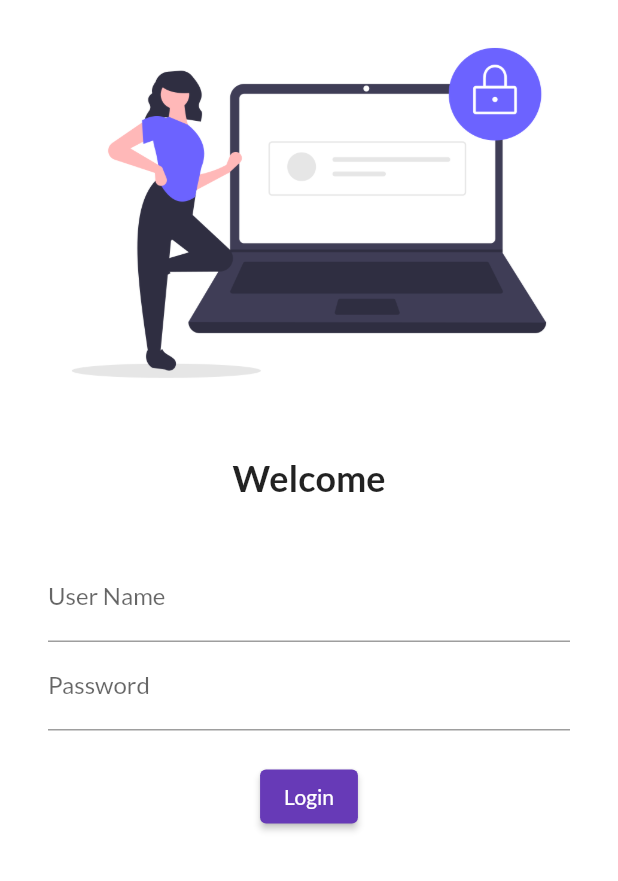
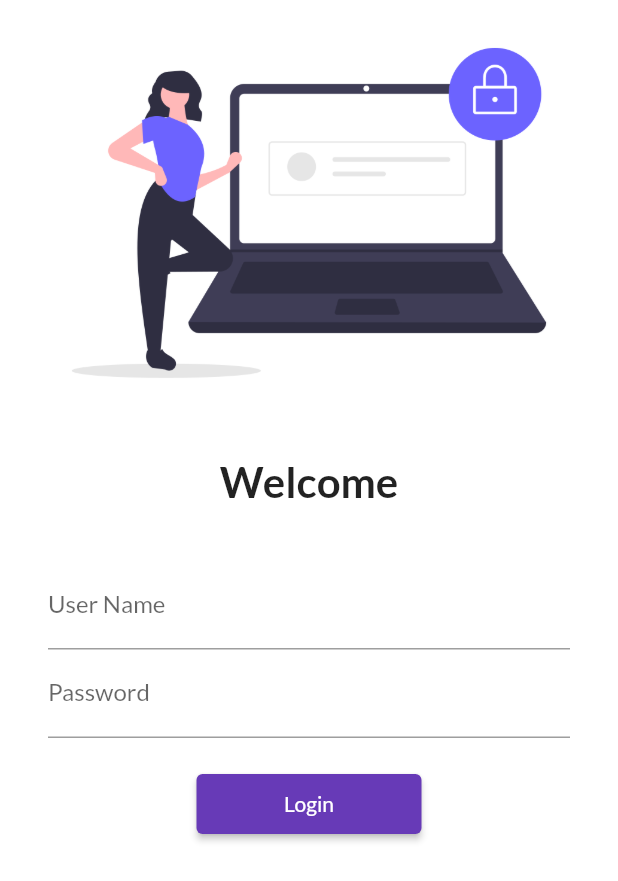
Before and after one commit to shhashank/30daysofflutter, a Flutter app: the screen it shows after launch, on a phone screen of 412 x 824 dp. Shown: the top 881 px of the screen. Run offline on Flutter 3.47's test engine with Material 2 defaults, Android fonts, the light colour scheme and no system bars; our stand-ins replace google_fonts.

Commit message:
day5 completed

```diff
--- a/lib/main.dart
+++ b/lib/main.dart
@@ -1,3 +1,4 @@
+import 'package:alpha1/utils/routes.dart';
 import 'package:flutter/material.dart';
 import 'pages/login_page.dart';
 import 'pages/home_page.dart';
@@ -16,14 +17,15 @@
         primarySwatch: Colors.deepPurple,
         fontFamily: GoogleFonts.lato().fontFamily,
       ),
+      // debugShowCheckedModeBanner: false,
       darkTheme: ThemeData(
         brightness: Brightness.dark,
       ),
       initialRoute: "/login",
       routes: {
         "/": (context) => LoginPage(),
-        "/login": (context) => LoginPage(),
-        "/home": (context) => HomePage(),
+        MyRoutes.homeRoute: (context) => HomePage(),
+        MyRoutes.loginRoute: (context) => LoginPage(),
       },
     );
   }
--- a/lib/pages/login_page.dart
+++ b/lib/pages/login_page.dart
@@ -1,3 +1,4 @@
+import 'package:alpha1/utils/routes.dart';
 import 'package:flutter/material.dart';
 
 class LoginPage extends StatelessWidget {
@@ -5,6 +6,7 @@
   Widget build(BuildContext context) {
     return Material(
         color: Colors.white,
+        child: SingleChildScrollView(
           child: Column(
             children: [
               Image.asset(
@@ -16,15 +18,15 @@
               ),
               Text("Welcome",
                   style: TextStyle(
-                  fontSize: 24,
+                    fontSize: 28,
                     fontWeight: FontWeight.bold,
                   )),
               SizedBox(
                 height: 20.0,
               ),
               Padding(
-              padding:
-                  const EdgeInsets.symmetric(vertical: 16.0, horizontal: 32.0),
+                padding: const EdgeInsets.symmetric(
+                    vertical: 16.0, horizontal: 32.0),
                 child: Column(
                   children: [
                     TextFormField(
@@ -41,15 +43,16 @@
                     ),
                     ElevatedButton(
                       onPressed: () {
-                      print("hello");
+                        Navigator.pushNamed(context, MyRoutes.homeRoute);
                       },
                       child: Text("Login"),
-                    style: TextButton.styleFrom(),
+                      style: TextButton.styleFrom(minimumSize: Size(150, 40)),
                     )
                   ],
                 ),
               )
             ],
+          ),
         ));
   }
 }
--- /dev/null
+++ b/lib/utils/routes.dart
@@ -0,0 +1,4 @@
+class MyRoutes {
+  static String loginRoute = "/login";
+  static String homeRoute = "/home";
+}
```
Lines whose indentation alone changed are shown as unchanged.
